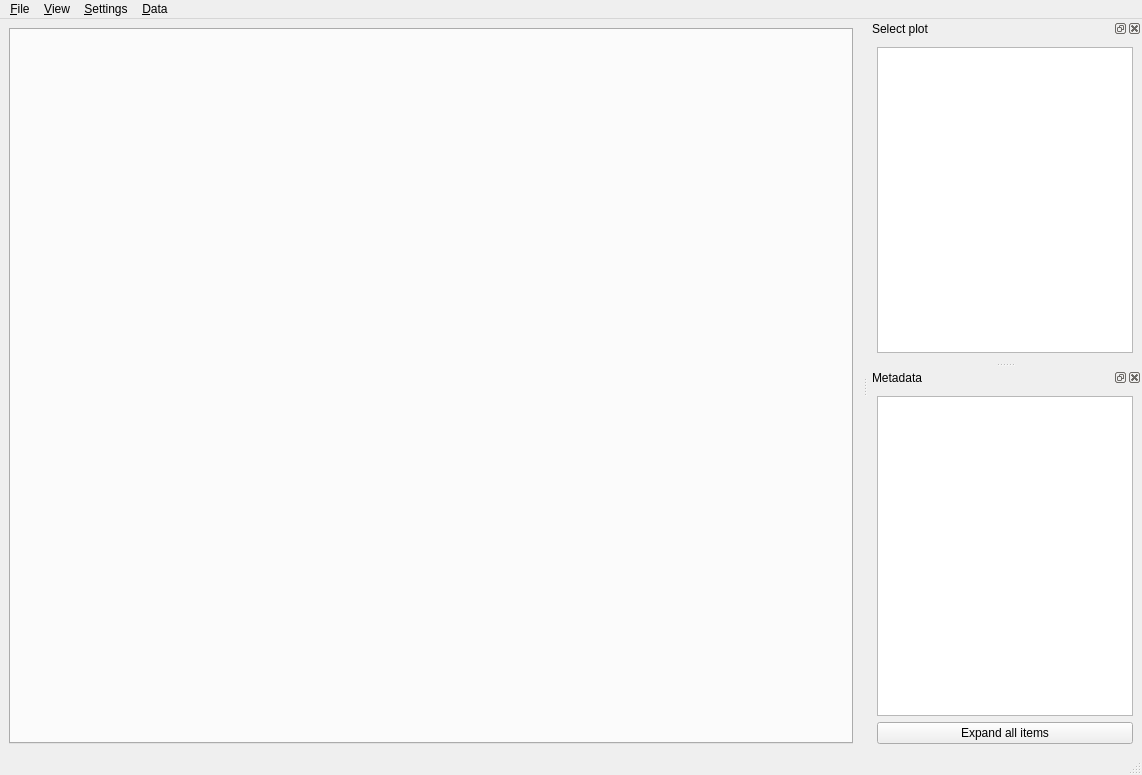
First picture: the form in flent/ui/mainwindow.ui, repository tohojo/flent, before the edit.
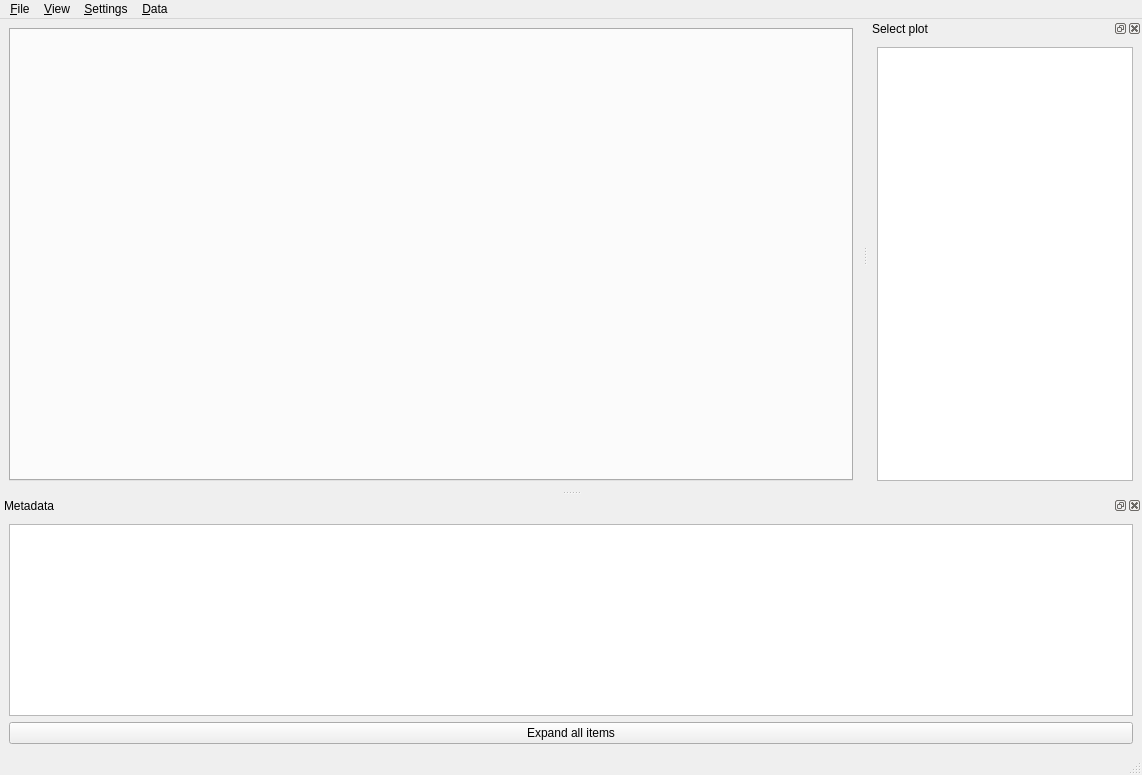
Second picture: the form after the edit.

Commit message: GUI: Move metadata view to bottom dock by default.

Patch:
```diff
--- a/flent/ui/mainwindow.ui
+++ b/flent/ui/mainwindow.ui
@@ -125,7 +125,7 @@
     <string>Metadata</string>
    </property>
    <attribute name="dockWidgetArea">
-    <number>2</number>
+    <number>8</number>
    </attribute>
    <widget class="QWidget" name="dockWidgetContents_3">
     <layout class="QVBoxLayout" name="verticalLayout_2">
```
